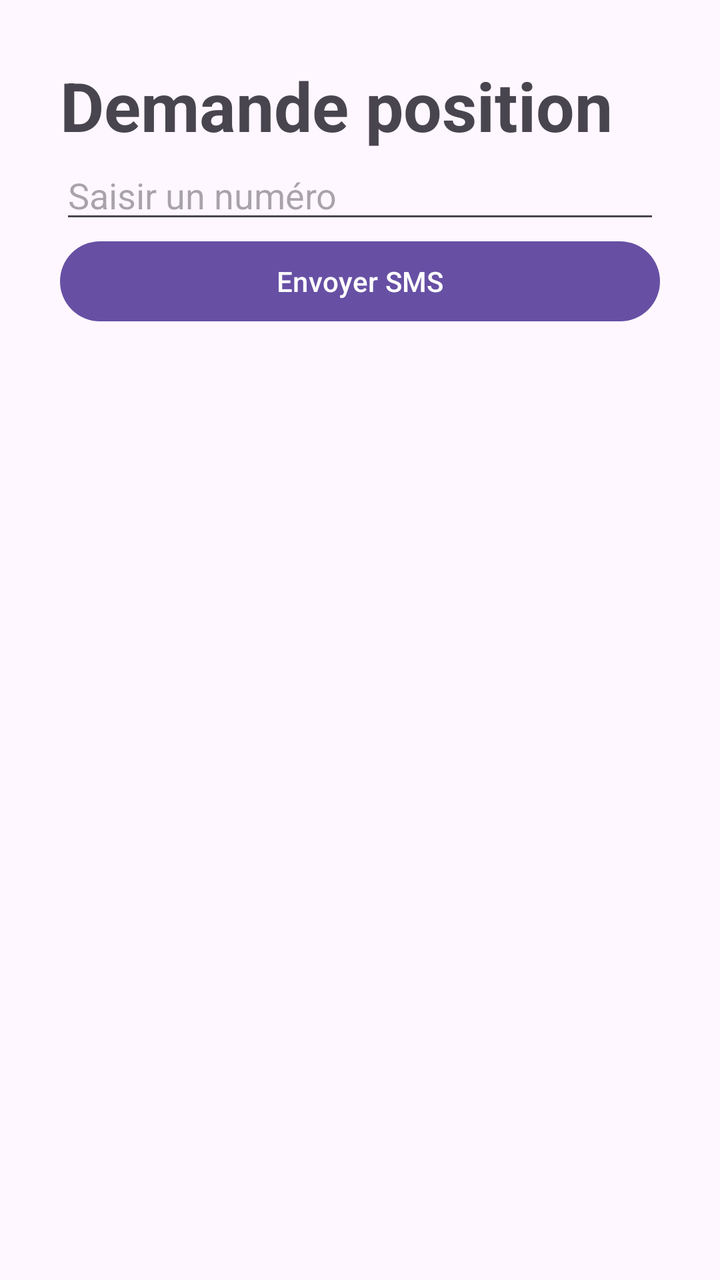
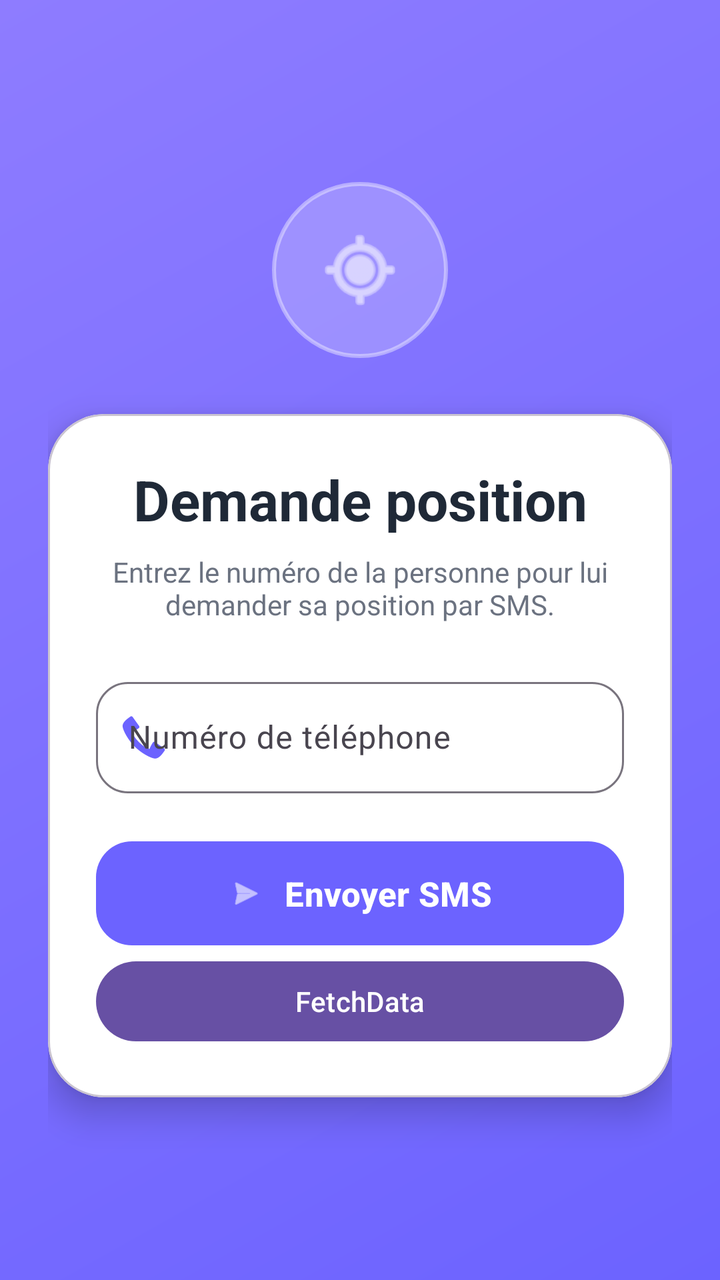

Screens rendered from an Android XML layout before and after an edit, with the pre-edit source and the edit as a unified diff.
<!-- AndroidManifest.xml: application theme Theme.BestLocationsEmnaBouaouina -->
<!-- res/layout/activity_main.xml -->
<?xml version="1.0" encoding="utf-8"?>
<LinearLayout xmlns:android="http://schemas.android.com/apk/res/android"
    xmlns:app="http://schemas.android.com/apk/res-auto"
    xmlns:tools="http://schemas.android.com/tools"
    android:id="@+id/main"
    android:layout_width="match_parent"
    android:layout_height="match_parent"
    android:orientation="vertical"
    android:padding="30dp"
    tools:context=".MainActivity">

    <TextView
        android:id="@+id/textView"
        android:layout_width="match_parent"
        android:layout_height="wrap_content"
        android:text="Demande position"
        android:textAlignment="viewStart"
        android:textSize="34sp"
        android:textStyle="bold" />

    <EditText
        android:id="@+id/edPhoneNumber"
        android:layout_width="match_parent"
        android:layout_height="wrap_content"
        android:ems="10"
        android:hint="Saisir un numéro"
        android:inputType="phone" />

    <Button
        android:id="@+id/btnSendNumber"
        android:layout_width="match_parent"
        android:layout_height="wrap_content"
        android:text="Envoyer SMS" />

</LinearLayout>
<!-- resources referenced by this layout -->
<resources>
  <style name="Theme.BestLocationsEmnaBouaouina" parent="Base.Theme.BestLocationsEmnaBouaouina" />
  <style name="Base.Theme.BestLocationsEmnaBouaouina" parent="Theme.Material3.DayNight.NoActionBar">
          
          
      </style>
</resources>

<!-- the commit's change to res/layout/activity_main.xml (unified diff, before → after) -->
@@ -5,31 +5,98 @@
     android:id="@+id/main"
     android:layout_width="match_parent"
     android:layout_height="match_parent"
+    android:background="@drawable/bg_gradient"
+    android:gravity="center"
     android:orientation="vertical"
-    android:padding="30dp"
+    android:padding="24dp"
     tools:context=".MainActivity">
 
-    <TextView
-        android:id="@+id/textView"
+    
+    <ImageView
+        android:layout_width="88dp"
+        android:layout_height="88dp"
+        android:background="@drawable/bg_circle_icon"
+        android:padding="22dp"
+        android:src="@android:drawable/ic_menu_mylocation"
+        app:tint="@android:color/white"
+        android:contentDescription="Icône de localisation" />
+
+    
+    <com.google.android.material.card.MaterialCardView
         android:layout_width="match_parent"
         android:layout_height="wrap_content"
-        android:text="Demande position"
-        android:textAlignment="viewStart"
-        android:textSize="34sp"
-        android:textStyle="bold" />
+        android:layout_marginTop="28dp"
+        app:cardBackgroundColor="@android:color/white"
+        app:cardCornerRadius="28dp"
+        app:cardElevation="10dp">
 
-    <EditText
-        android:id="@+id/edPhoneNumber"
-        android:layout_width="match_parent"
-        android:layout_height="wrap_content"
-        android:ems="10"
-        android:hint="Saisir un numéro"
-        android:inputType="phone" />
+        <LinearLayout
+            android:layout_width="match_parent"
+            android:layout_height="wrap_content"
+            android:orientation="vertical"
+            android:padding="24dp">
 
-    <Button
-        android:id="@+id/btnSendNumber"
-        android:layout_width="match_parent"
-        android:layout_height="wrap_content"
-        android:text="Envoyer SMS" />
+            <TextView
+                android:id="@+id/textView"
+                android:layout_width="match_parent"
+                android:layout_height="wrap_content"
+                android:text="Demande position"
+                android:textAlignment="center"
+                android:textColor="#1F2937"
+                android:textSize="28sp"
+                android:textStyle="bold" />
+
+            <TextView
+                android:layout_width="match_parent"
+                android:layout_height="wrap_content"
+                android:layout_marginTop="8dp"
+                android:text="Entrez le numéro de la personne pour lui demander sa position par SMS."
+                android:textAlignment="center"
+                android:textColor="#6B7280"
+                android:textSize="14sp" />
+
+            <com.google.android.material.textfield.TextInputLayout
+                style="@style/Widget.Material3.TextInputLayout.OutlinedBox"
+                android:layout_width="match_parent"
+                android:layout_height="wrap_content"
+                android:layout_marginTop="24dp"
+                android:hint="Numéro de téléphone"
+                app:boxCornerRadiusBottomEnd="16dp"
+                app:boxCornerRadiusBottomStart="16dp"
+                app:boxCornerRadiusTopEnd="16dp"
+                app:boxCornerRadiusTopStart="16dp"
+                app:startIconDrawable="@android:drawable/stat_sys_phone_call"
+                app:startIconTint="#6C63FF">
+
+                <com.google.android.material.textfield.TextInputEditText
+                    android:id="@+id/edPhoneNumber"
+                    android:layout_width="match_parent"
+                    android:layout_height="wrap_content"
+                    android:inputType="phone"
+                    android:maxLength="15" />
+            </com.google.android.material.textfield.TextInputLayout>
+
+            <com.google.android.material.button.MaterialButton
+                android:id="@+id/btnSendNumber"
+                android:layout_width="match_parent"
+                android:layout_height="60dp"
+                android:layout_marginTop="20dp"
+                android:text="Envoyer SMS"
+                android:textAllCaps="false"
+                android:textSize="17sp"
+                android:textStyle="bold"
+                app:backgroundTint="#6C63FF"
+                app:cornerRadius="18dp"
+                app:icon="@android:drawable/ic_menu_send"
+                app:iconGravity="textStart"
+                app:iconPadding="10dp" />
+
+            <Button
+                android:id="@+id/btnFetchData"
+                android:layout_width="match_parent"
+                android:layout_height="wrap_content"
+                android:text="FetchData" />
+        </LinearLayout>
+    </com.google.android.material.card.MaterialCardView>
 
 </LinearLayout>
<!-- resource entries referenced after the edit -->
@@ -1,5 +1,23 @@
 <!-- resources referenced by this layout -->
 <resources>
+  <!-- drawable bg_circle_icon (drawable) -->
+  <?xml version="1.0" encoding="utf-8"?>
+  <shape xmlns:android="http://schemas.android.com/apk/res/android"
+      android:shape="oval">
+      <solid android:color="#33FFFFFF" />
+      <stroke
+          android:width="2dp"
+          android:color="#66FFFFFF" />
+  </shape>
+  <!-- drawable bg_gradient (drawable) -->
+  <?xml version="1.0" encoding="utf-8"?>
+  <shape xmlns:android="http://schemas.android.com/apk/res/android"
+      android:shape="rectangle">
+      <gradient
+          android:angle="135"
+          android:endColor="#8E7CFF"
+          android:startColor="#6C63FF" />
+  </shape>
   <style name="Theme.BestLocationsEmnaBouaouina" parent="Base.Theme.BestLocationsEmnaBouaouina" />
   <style name="Base.Theme.BestLocationsEmnaBouaouina" parent="Theme.Material3.DayNight.NoActionBar">
           
